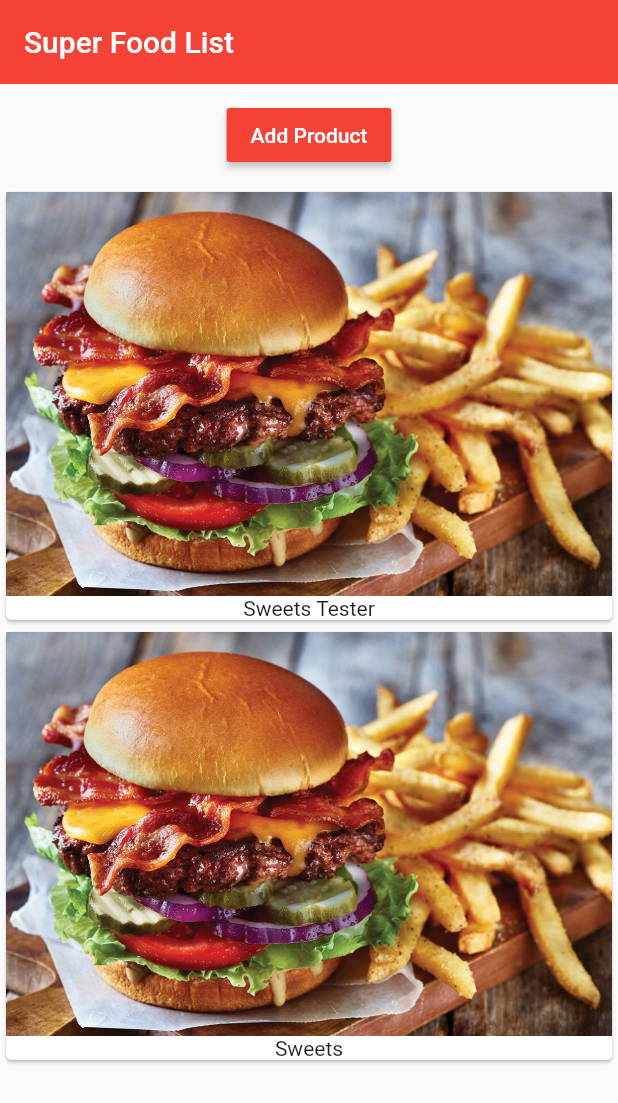
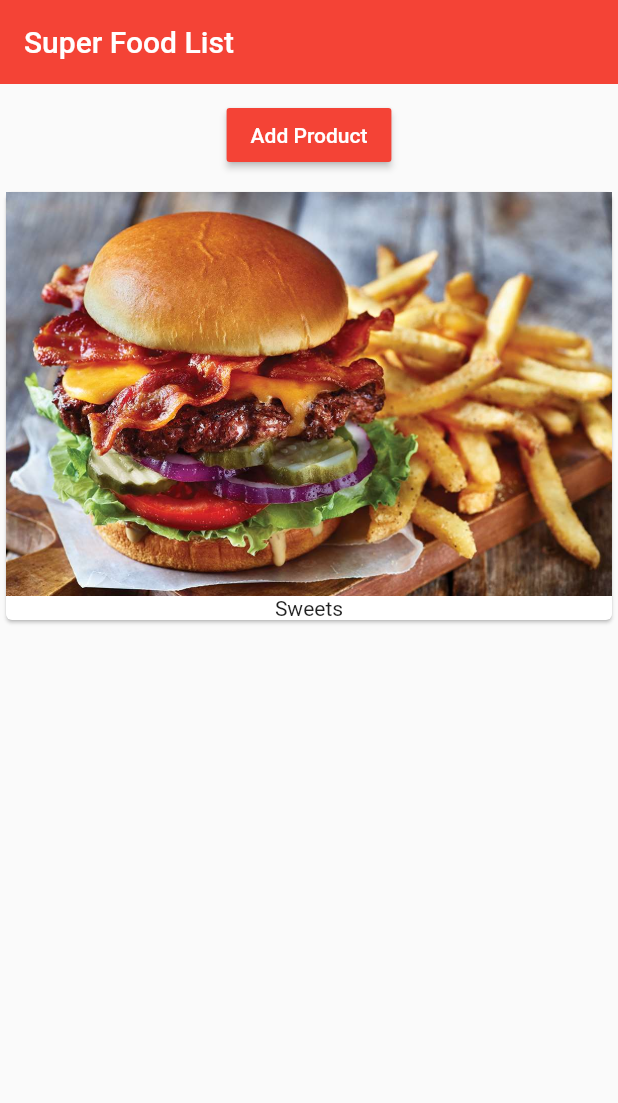
Before and after one commit to blugo1/fluttercourse, a Flutter app: the screen it shows after launch, after a tap on "Add Product", on a phone screen of 412 x 824 dp. Shown: the top 1103 px of the screen. Run offline on Flutter 3.47's test engine with Material 2 defaults, Android fonts, the phone set to English and light mode, and no system bars.

Commit message:
Finished more courses and refactored some of the code

```diff
--- a/lib/product_control.dart
+++ b/lib/product_control.dart
@@ -1,5 +1,4 @@
 import 'package:flutter/material.dart';
-
 
 class ProductControl extends StatelessWidget {
 
--- a/lib/product_manager.dart
+++ b/lib/product_manager.dart
@@ -6,13 +6,10 @@ import './product_control.dart';
 class ProductManager extends StatefulWidget {
   final String startingProduct;
 
-  ProductManager({this.startingProduct = 'Sweets Tester'}) {
-    print("[Products Manager] Constructor");
-  }
+  ProductManager({this.startingProduct});
 
   @override
   State<StatefulWidget> createState() {
-    print("[Products Manager] CreateState");
     return _ProductManagerState();
   }
 }
@@ -22,9 +19,9 @@ class _ProductManagerState extends State<ProductManager> {
 
   @override
   void initState() {
-    print("[Products Manager] InitState");
-
-    _products.add(widget.startingProduct);
+    if(widget.startingProduct != null){
+      _products.add(widget.startingProduct);
+    }
     super.initState();
   }
 
@@ -47,7 +44,7 @@ class _ProductManagerState extends State<ProductManager> {
           margin: EdgeInsets.all(10.0),
           child: ProductControl(_addProducts),
         ),
-        Products(_products)
+        Expanded(child:Products(_products))
       ],
     );
   }
--- a/lib/products.dart
+++ b/lib/products.dart
@@ -4,27 +4,33 @@ class Products extends StatelessWidget {
   final List<String> products;
 
   //Constructor
-  Products([this.products = const[]]) {
-    print("[Products Widget] Constructor");
+  Products([this.products = const[]]);
+
+  Widget _buildProductItem(BuildContext context,int index) {
+    return Card(
+                  child: Column(
+                    children: <Widget>[
+                      Image.asset('assets/food.jpg', fit: BoxFit.fill),
+                      Text(products[index]),
+                    ],
+                  ),
+                );
+  }
+
+  Widget _buildProductList() {
+    Widget productCard = Center(child: Text("No products found, please add some"));
+
+    if(products.length > 0) {
+      productCard = ListView.builder(
+      itemBuilder: _buildProductItem,
+      itemCount: products.length,
+      );
+    }
+    return  productCard;
   }
 
   @override
   Widget build(BuildContext context) {
-    print("[Products Widget] Build");
-
-    return Column(
-      children: products
-          .map(
-            (element) => Card(
-                  child: Column(
-                    children: <Widget>[
-                      Image.asset('assets/food.jpg', fit: BoxFit.fill),
-                      Text(element),
-                    ],
-                  ),
-                ),
-          )
-          .toList(),
-    );
+    return _buildProductList();
   }
 }
```
Also changed, not shown: 2 other files.
